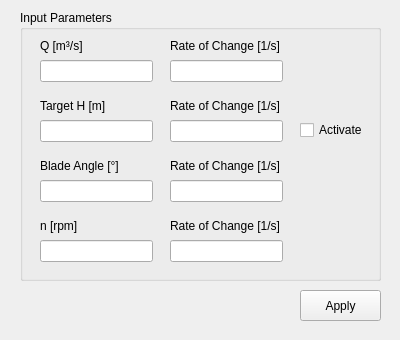
Above: src/manual-automatic_control_widget.ui from AudriusZ/Hill-Chart-Calculator before the change. Below: the same form after it.
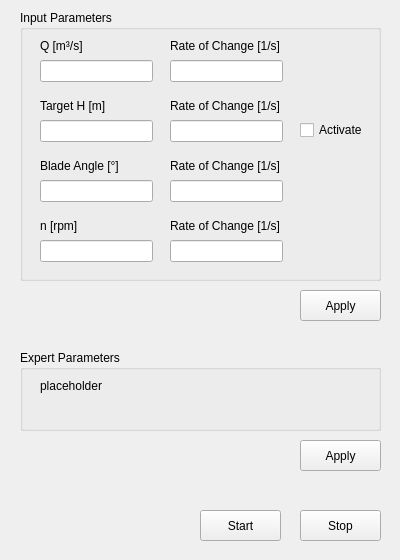
That is the form after the change.

Commit message: update widget with expert parameters

```diff
--- a/src/manual-automatic_control_widget.ui
+++ b/src/manual-automatic_control_widget.ui
@@ -7,7 +7,7 @@
     <x>0</x>
     <y>0</y>
     <width>400</width>
-    <height>340</height>
+    <height>560</height>
    </rect>
   </property>
   <property name="windowTitle">
@@ -236,6 +236,71 @@
     <string>Apply</string>
    </property>
   </widget>
+  <widget class="QGroupBox" name="groupBox_2">
+   <property name="geometry">
+    <rect>
+     <x>20</x>
+     <y>350</y>
+     <width>361</width>
+     <height>81</height>
+    </rect>
+   </property>
+   <property name="title">
+    <string>Expert Parameters</string>
+   </property>
+   <widget class="QLabel" name="label_n_2">
+    <property name="geometry">
+     <rect>
+      <x>20</x>
+      <y>20</y>
+      <width>101</width>
+      <height>31</height>
+     </rect>
+    </property>
+    <property name="text">
+     <string>placeholder</string>
+    </property>
+   </widget>
+  </widget>
+  <widget class="QPushButton" name="pushButtonApply_2">
+   <property name="geometry">
+    <rect>
+     <x>300</x>
+     <y>440</y>
+     <width>81</width>
+     <height>31</height>
+    </rect>
+   </property>
+   <property name="text">
+    <string>Apply</string>
+   </property>
+  </widget>
+  <widget class="QPushButton" name="pushButtonStop">
+   <property name="geometry">
+    <rect>
+     <x>300</x>
+     <y>510</y>
+     <width>81</width>
+     <height>31</height>
+    </rect>
+   </property>
+   <property name="text">
+    <string>Stop</string>
+   </property>
+  </widget>
+  <widget class="QPushButton" name="pushButtonStart">
+   <property name="geometry">
+    <rect>
+     <x>200</x>
+     <y>510</y>
+     <width>81</width>
+     <height>31</height>
+    </rect>
+   </property>
+   <property name="text">
+    <string>Start</string>
+   </property>
+  </widget>
   <zorder>groupBox</zorder>
   <zorder>lineEdit_H_t</zorder>
   <zorder>label_H_t</zorder>
```
Left out of the diff: 4 changed lines with no effect on the pictures. The commit also changes 2 other files.
